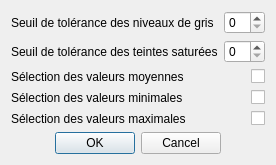
Old version of the form interfaces/FenetreParametresRecherche.ui in the repository lovehina13/NumerisationDeCourbes.
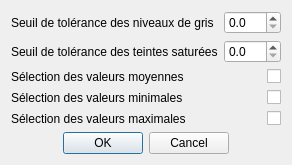
New version of the form.

Commit message: Implémentation des classes Image, ParametresConversion, ParametresRecherche, FenetreParametresConversion et FenetreParametresRecherche (non terminées).

Diff of the .ui file:
```diff
--- a/interfaces/FenetreParametresRecherche.ui
+++ b/interfaces/FenetreParametresRecherche.ui
@@ -6,7 +6,7 @@
    <rect>
     <x>0</x>
     <y>0</y>
-    <width>247</width>
+    <width>263</width>
     <height>150</height>
    </rect>
   </property>
@@ -22,7 +22,11 @@
     </widget>
    </item>
    <item row="0" column="1">
-    <widget class="QSpinBox" name="spinBoxSeuilToleranceNiveauxDeGris"/>
+    <widget class="QDoubleSpinBox" name="doubleSpinBoxSeuilToleranceNiveauxDeGris">
+     <property name="decimals">
+      <number>1</number>
+     </property>
+    </widget>
    </item>
    <item row="1" column="0">
     <widget class="QLabel" name="labelSeuilToleranceTeintesSaturees">
@@ -32,7 +36,11 @@
     </widget>
    </item>
    <item row="1" column="1">
-    <widget class="QSpinBox" name="spinBoxSeuilToleranceTeintesSaturees"/>
+    <widget class="QDoubleSpinBox" name="doubleSpinBoxSeuilToleranceTeintesSaturees">
+     <property name="decimals">
+      <number>1</number>
+     </property>
+    </widget>
    </item>
    <item row="2" column="0">
     <widget class="QLabel" name="labelSelectionValeursMoyennes">
```
The commit also changes 10 other files.
